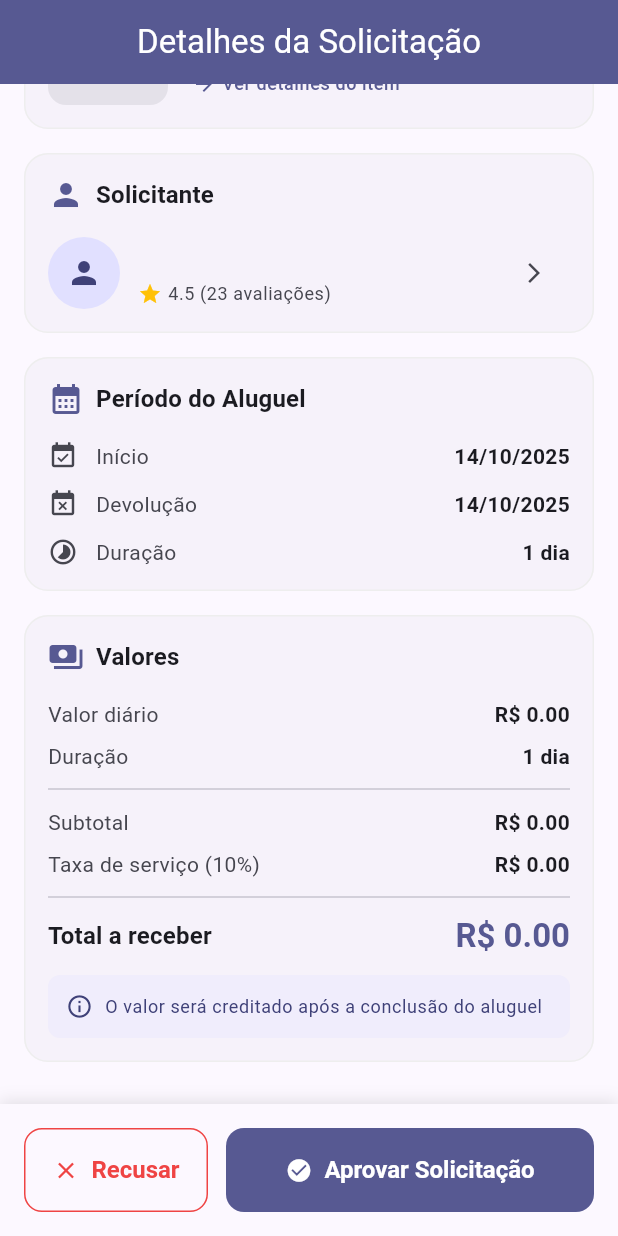
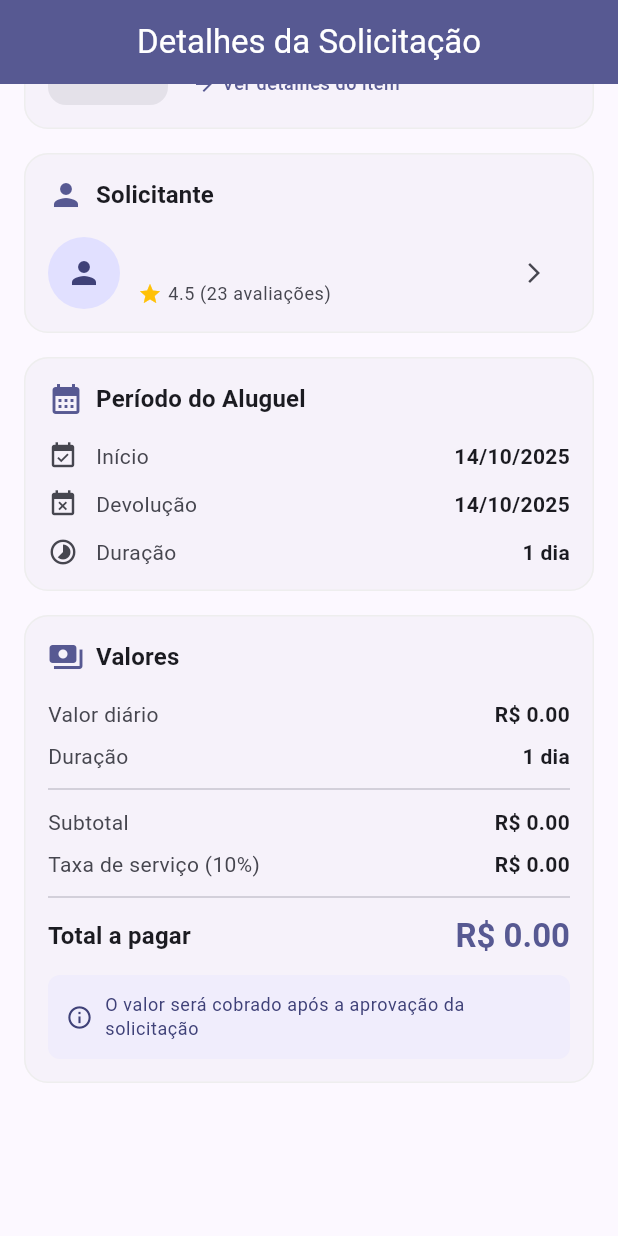
Before and after one commit to Joannegton/coisarapida, a Flutter app: the DetalhesSolicitacaoPage screen opened directly with empty values, scrolled down 282 dp, on a phone screen of 412 x 824 dp. Run offline on Flutter 3.47's test engine with Material 3 defaults, Android fonts, the light colour scheme and no system bars; drawn by our look-alikes of cached_network_image; our stand-ins replace app_links, cloud_firestore, cloud_functions, firebase_auth, firebase_core, firebase_storage and 6 more; missing offline and left inert: flutter_custom_tabs, validatorless; accounts and stored records are empty; generated files the repository leaves out were written again; network calls fail.

Commit message:
adiciona mais um ui de status

```diff
--- a/lib/features/alugueis/presentation/pages/detalhes_solicitacao_page.dart
+++ b/lib/features/alugueis/presentation/pages/detalhes_solicitacao_page.dart
@@ -11,6 +11,7 @@ import '../../domain/entities/aluguel.dart';
 import '../helpers/solicitacao_helpers.dart';
 import '../widgets/detalhes_solicitacao/header_section.dart';
 import '../widgets/detalhes_solicitacao/item_info_section.dart';
+import '../widgets/detalhes_solicitacao/locador_info_section.dart';
 import '../widgets/detalhes_solicitacao/locatario_info_section.dart';
 import '../widgets/detalhes_solicitacao/periodo_info_section.dart';
 import '../widgets/detalhes_solicitacao/valor_info_section.dart';
@@ -190,7 +191,7 @@ class _DetalhesSolicitacaoPageState
               crossAxisAlignment: CrossAxisAlignment.stretch,
               children: [
                 // Header com status
-                HeaderSection(aluguel: widget.aluguel),
+                HeaderSection(aluguel: widget.aluguel, isLocador: isLocador),
 
                 const SizedBox(height: 16),
 
@@ -199,8 +200,11 @@ class _DetalhesSolicitacaoPageState
 
                 const SizedBox(height: 16),
 
-                // Informações do locatário
-                LocatarioInfoSection(aluguel: widget.aluguel),
+                // Informações do usuário relevante
+                if (isLocatario)
+                  LocadorInfoSection(aluguel: widget.aluguel)
+                else
+                  LocatarioInfoSection(aluguel: widget.aluguel),
 
                 const SizedBox(height: 16),
 
@@ -210,7 +214,7 @@ class _DetalhesSolicitacaoPageState
                 const SizedBox(height: 16),
 
                 // Informações de valor
-                ValorInfoSection(aluguel: widget.aluguel),
+                ValorInfoSection(aluguel: widget.aluguel, isLocador: isLocador),
 
                 const SizedBox(height: 16),
 
@@ -228,7 +232,7 @@ class _DetalhesSolicitacaoPageState
           ),
 
           // Botões de ação fixos na parte inferior
-          if (widget.aluguel.status == StatusAluguel.solicitado)
+          if (widget.aluguel.status == StatusAluguel.solicitado && isLocador)
             Positioned(
               bottom: 0,
               left: 0,
--- a/lib/features/alugueis/presentation/widgets/detalhes_solicitacao/valor_info_section.dart
+++ b/lib/features/alugueis/presentation/widgets/detalhes_solicitacao/valor_info_section.dart
@@ -4,10 +4,12 @@ import '../../../domain/entities/aluguel.dart';
 /// Widget com informações de valores
 class ValorInfoSection extends StatelessWidget {
   final Aluguel aluguel;
+  final bool isLocador;
 
   const ValorInfoSection({
     super.key,
     required this.aluguel,
+    required this.isLocador,
   });
 
   @override
@@ -68,13 +70,13 @@ class ValorInfoSection extends StatelessWidget {
               mainAxisAlignment: MainAxisAlignment.spaceBetween,
               children: [
                 Text(
-                  'Total a receber',
+                  isLocador ? 'Total a receber' : 'Total a pagar',
                   style: theme.textTheme.titleMedium?.copyWith(
                     fontWeight: FontWeight.bold,
                   ),
                 ),
                 Text(
-                  'R\$ ${(aluguel.precoTotal * 0.9).toStringAsFixed(2)}',
+                  'R\$ ${(isLocador ? aluguel.precoTotal * 0.9 : aluguel.precoTotal).toStringAsFixed(2)}',
                   style: theme.textTheme.titleLarge?.copyWith(
                     fontWeight: FontWeight.bold,
                     color: theme.colorScheme.primary,
@@ -99,7 +101,9 @@ class ValorInfoSection extends StatelessWidget {
                   const SizedBox(width: 8),
                   Expanded(
                     child: Text(
-                      'O valor será creditado após a conclusão do aluguel',
+                      isLocador
+                        ? 'O valor será creditado após a conclusão do aluguel'
+                        : 'O valor será cobrado após a aprovação da solicitação',
                       style: theme.textTheme.bodySmall?.copyWith(
                         color: theme.colorScheme.onPrimaryContainer,
                       ),
```
Also changed, not shown: lib/features/alugueis/presentation/widgets/detalhes_solicitacao/header_section.dart (+11 -2 lines), lib/features/alugueis/presentation/widgets/detalhes_solicitacao/locador_info_section.dart (added, +99 -0 lines).
